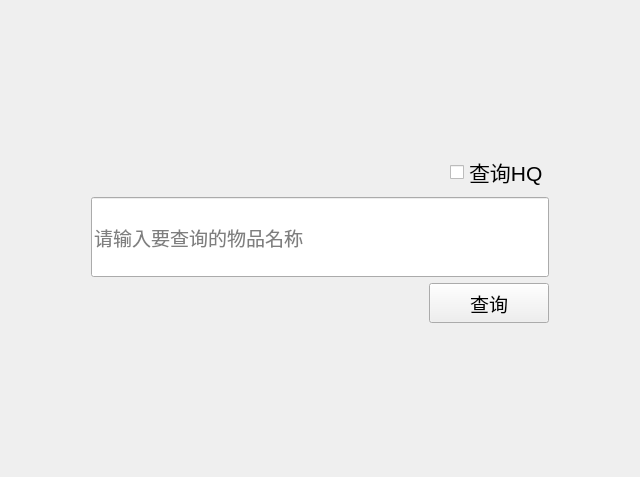
NagaResst/Paissa, file query_item_id.ui: the form before one commit.
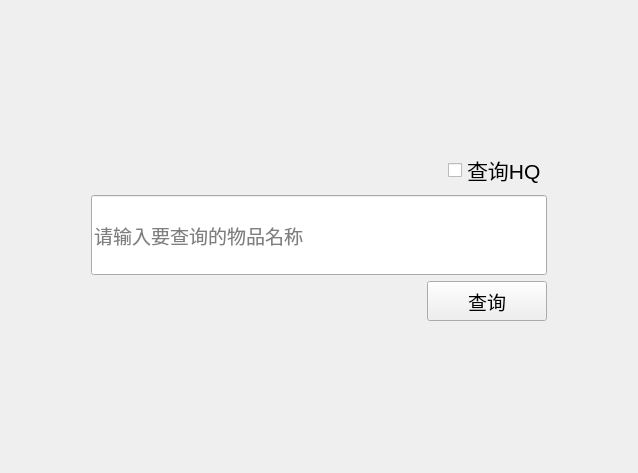
The form after the commit.

```diff
--- a/query_item_id.ui
+++ b/query_item_id.ui
@@ -6,8 +6,8 @@
    <rect>
     <x>0</x>
     <y>0</y>
-    <width>640</width>
-    <height>477</height>
+    <width>638</width>
+    <height>473</height>
    </rect>
   </property>
   <property name="windowTitle">
@@ -73,16 +73,31 @@
        <property name="placeholderText">
         <string>请输入要查询的物品名称</string>
        </property>
+       <property name="clearButtonEnabled">
+        <bool>false</bool>
+       </property>
       </widget>
      </item>
      <item alignment="Qt::AlignRight">
       <widget class="QToolButton" name="query_button">
+       <property name="sizePolicy">
+        <sizepolicy hsizetype="Maximum" vsizetype="Maximum">
+         <horstretch>0</horstretch>
+         <verstretch>0</verstretch>
+        </sizepolicy>
+       </property>
        <property name="minimumSize">
         <size>
          <width>120</width>
          <height>40</height>
         </size>
        </property>
+       <property name="maximumSize">
+        <size>
+         <width>240</width>
+         <height>40</height>
+        </size>
+       </property>
        <property name="font">
         <font>
          <family>Arial</family>
```
